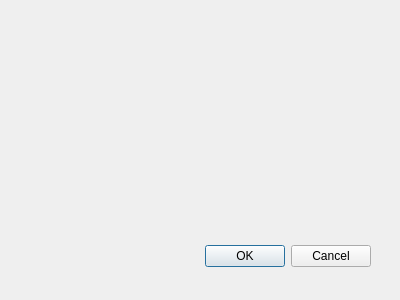
The window that src/pgchainage_dialog_base.ui (jagodki/pgChainage) describes before a commit, drawn with Qt 5.
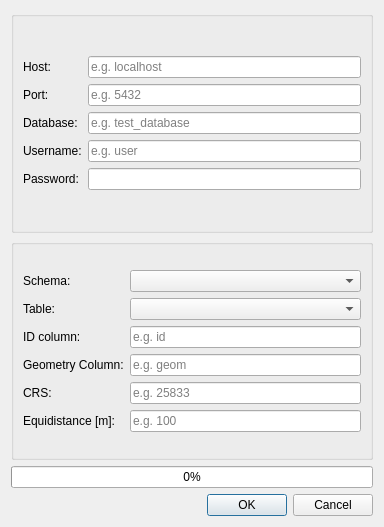
The same window after the commit.

Commit message: create user interface incl. signals

The edit to the form file:
```diff
--- a/src/pgchainage_dialog_base.ui
+++ b/src/pgchainage_dialog_base.ui
@@ -1,33 +1,233 @@
 <ui version="4.0" >
  <class>pgChainageDialogBase</class>
- <widget class="QDialog" name="pgChainageDialogBase" >
-  <property name="geometry" >
+ <widget class="QDialog" name="pgChainageDialogBase">
+  <property name="geometry">
    <rect>
     <x>0</x>
     <y>0</y>
-    <width>400</width>
-    <height>300</height>
+    <width>384</width>
+    <height>527</height>
    </rect>
   </property>
   <property name="windowTitle" >
    <string>pgChainage</string>
   </property>
-  <widget class="QDialogButtonBox" name="button_box" >
-   <property name="geometry" >
-    <rect>
-     <x>30</x>
-     <y>240</y>
-     <width>341</width>
-     <height>32</height>
-    </rect>
-   </property>
-   <property name="orientation" >
-    <enum>Qt::Horizontal</enum>
-   </property>
-   <property name="standardButtons" >
-    <set>QDialogButtonBox::Cancel|QDialogButtonBox::Ok</set>
-   </property>
-  </widget>
+  <layout class="QVBoxLayout" name="verticalLayout">
+   <item>
+    <layout class="QVBoxLayout" name="verticalLayout_2">
+     <item>
+      <widget class="QGroupBox" name="groupBox">
+       <property name="enabled">
+        <bool>true</bool>
+       </property>
+       <property name="sizePolicy">
+        <sizepolicy hsizetype="Minimum" vsizetype="Preferred">
+         <horstretch>0</horstretch>
+         <verstretch>0</verstretch>
+        </sizepolicy>
+       </property>
+       <property name="title">
+        <string/>
+       </property>
+       <layout class="QGridLayout" name="gridLayout_4">
+        <item row="0" column="0">
+         <layout class="QGridLayout" name="gridLayout">
+          <item row="0" column="0">
+           <widget class="QLabel" name="label_host">
+            <property name="text">
+             <string>Host:</string>
+            </property>
+           </widget>
+          </item>
+          <item row="0" column="1">
+           <widget class="QLineEdit" name="lineEdit_host">
+            <property name="placeholderText">
+             <string>e.g. localhost</string>
+            </property>
+           </widget>
+          </item>
+          <item row="1" column="0">
+           <widget class="QLabel" name="label_port">
+            <property name="text">
+             <string>Port:</string>
+            </property>
+           </widget>
+          </item>
+          <item row="1" column="1">
+           <widget class="QLineEdit" name="lineEdit_port">
+            <property name="placeholderText">
+             <string>e.g. 5432</string>
+            </property>
+           </widget>
+          </item>
+          <item row="2" column="0">
+           <widget class="QLabel" name="label_database">
+            <property name="text">
+             <string>Database:</string>
+            </property>
+           </widget>
+          </item>
+          <item row="2" column="1">
+           <widget class="QLineEdit" name="lineEdit_database">
+            <property name="placeholderText">
+             <string>e.g. test_database</string>
+            </property>
+           </widget>
+          </item>
+          <item row="3" column="0">
+           <widget class="QLabel" name="label_user">
+            <property name="text">
+             <string>Username:</string>
+            </property>
+           </widget>
+          </item>
+          <item row="3" column="1">
+           <widget class="QLineEdit" name="lineEdit_user">
+            <property name="text">
+             <string/>
+            </property>
+            <property name="placeholderText">
+             <string>e.g. user</string>
+            </property>
+           </widget>
+          </item>
+          <item row="4" column="0">
+           <widget class="QLabel" name="label_password">
+            <property name="text">
+             <string>Password:</string>
+            </property>
+           </widget>
+          </item>
+          <item row="4" column="1">
+           <widget class="QLineEdit" name="lineEdit_password">
+            <property name="text">
+             <string/>
+            </property>
+            <property name="echoMode">
+             <enum>QLineEdit::Password</enum>
+            </property>
+           </widget>
+          </item>
+         </layout>
+        </item>
+       </layout>
+      </widget>
+     </item>
+     <item>
+      <widget class="QGroupBox" name="groupBox_2">
+       <property name="sizePolicy">
+        <sizepolicy hsizetype="Preferred" vsizetype="Preferred">
+         <horstretch>0</horstretch>
+         <verstretch>0</verstretch>
+        </sizepolicy>
+       </property>
+       <property name="title">
+        <string/>
+       </property>
+       <layout class="QGridLayout" name="gridLayout_3">
+        <item row="0" column="0">
+         <layout class="QGridLayout" name="gridLayout_2">
+          <item row="0" column="0">
+           <widget class="QLabel" name="label_schema">
+            <property name="text">
+             <string>Schema:</string>
+            </property>
+           </widget>
+          </item>
+          <item row="0" column="1">
+           <widget class="QComboBox" name="comboBox_schema"/>
+          </item>
+          <item row="1" column="0">
+           <widget class="QLabel" name="label_table">
+            <property name="text">
+             <string>Table:</string>
+            </property>
+           </widget>
+          </item>
+          <item row="1" column="1">
+           <widget class="QComboBox" name="comboBox_table"/>
+          </item>
+          <item row="2" column="0">
+           <widget class="QLabel" name="label_id">
+            <property name="text">
+             <string>ID column:</string>
+            </property>
+           </widget>
+          </item>
+          <item row="2" column="1">
+           <widget class="QLineEdit" name="lineEdit_id">
+            <property name="placeholderText">
+             <string>e.g. id</string>
+            </property>
+           </widget>
+          </item>
+          <item row="3" column="0">
+           <widget class="QLabel" name="label_geom">
+            <property name="text">
+             <string>Geometry Column:</string>
+            </property>
+           </widget>
+          </item>
+          <item row="3" column="1">
+           <widget class="QLineEdit" name="lineEdit_geom">
+            <property name="placeholderText">
+             <string>e.g. geom</string>
+            </property>
+           </widget>
+          </item>
+          <item row="4" column="0">
+           <widget class="QLabel" name="label_crs">
+            <property name="text">
+             <string>CRS:</string>
+            </property>
+           </widget>
+          </item>
+          <item row="4" column="1">
+           <widget class="QLineEdit" name="lineEdit_crs">
+            <property name="placeholderText">
+             <string>e.g. 25833</string>
+            </property>
+           </widget>
+          </item>
+          <item row="5" column="0">
+           <widget class="QLabel" name="label_equidistance">
+            <property name="text">
+             <string>Equidistance [m]:</string>
+            </property>
+           </widget>
+          </item>
+          <item row="5" column="1">
+           <widget class="QLineEdit" name="lineEdit_equidistance">
+            <property name="placeholderText">
+             <string>e.g. 100</string>
+            </property>
+           </widget>
+          </item>
+         </layout>
+        </item>
+       </layout>
+      </widget>
+     </item>
+     <item>
+      <widget class="QProgressBar" name="progressBar">
+       <property name="value">
+        <number>0</number>
+       </property>
+      </widget>
+     </item>
+     <item>
+      <widget class="QDialogButtonBox" name="button_box">
+       <property name="orientation">
+        <enum>Qt::Horizontal</enum>
+       </property>
+       <property name="standardButtons">
+        <set>QDialogButtonBox::Cancel|QDialogButtonBox::Ok</set>
+       </property>
+      </widget>
+     </item>
+    </layout>
+   </item>
+  </layout>
  </widget>
  <resources/>
  <connections>
```
Left out of the diff: 45 changed lines with no effect on the pictures.
